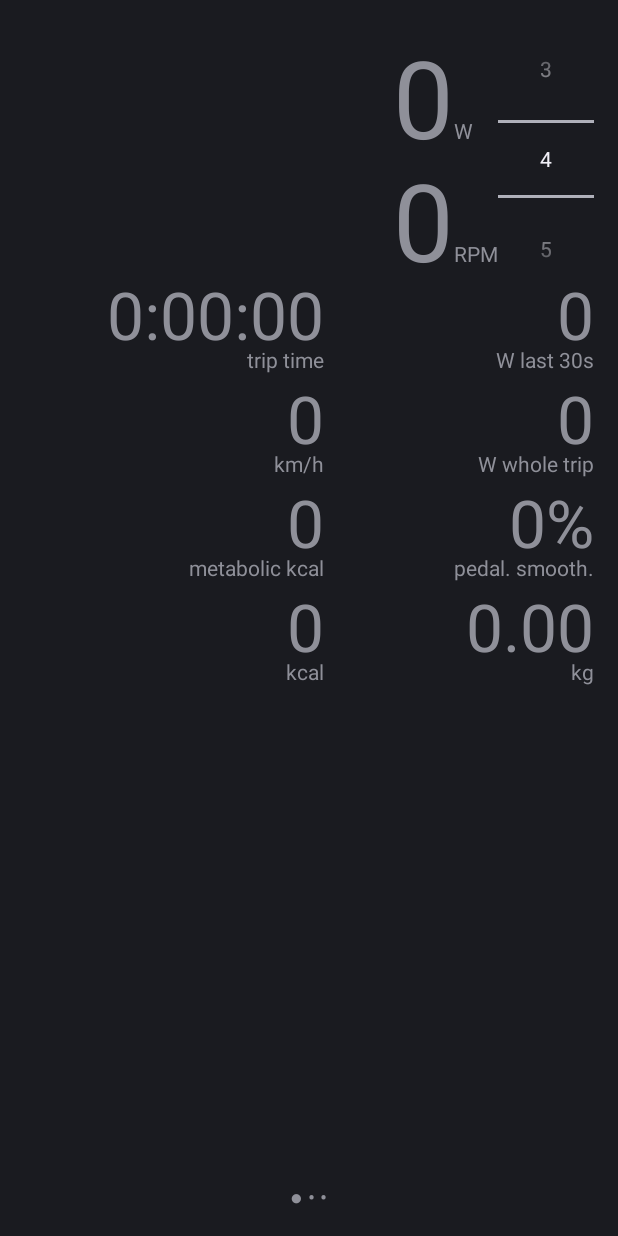
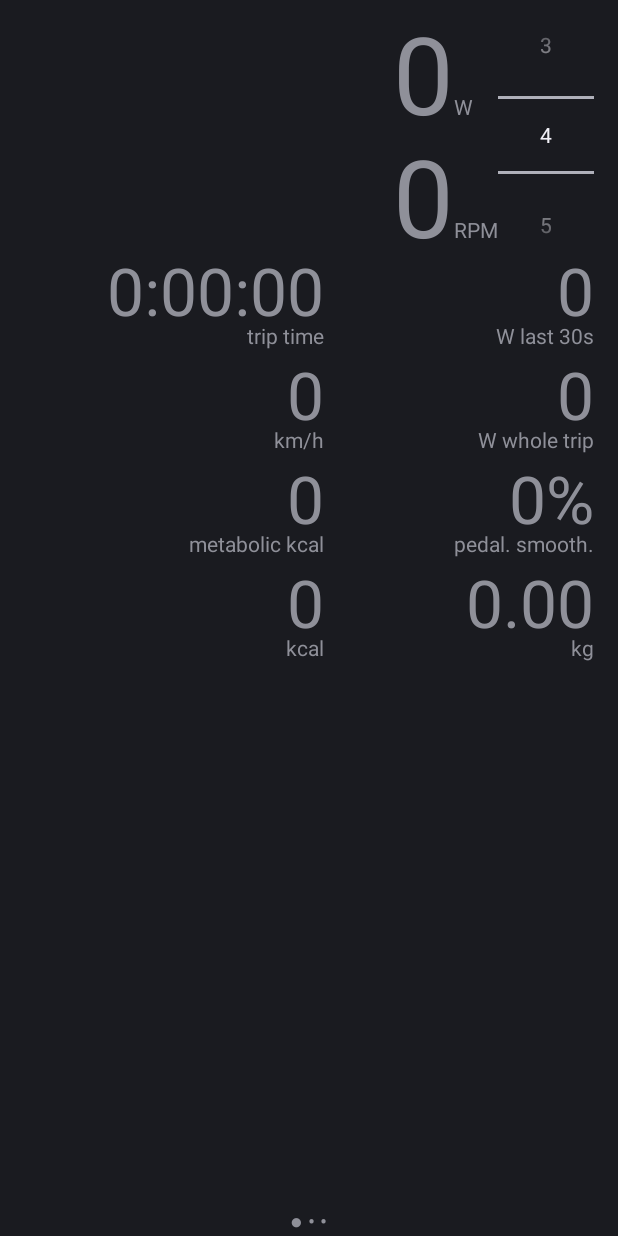
Before and after one commit to rrrlasse/powerino, an Android app: the MainActivity screen opened directly, with no data from a screen before it, on a phone screen of 412 x 824 dp. Run offline under Robolectric (Android 15) with nearby library versions, the phone set to English and light mode, and no system bars; 6 statements that could not run were skipped.

Commit message:
decreased top/bottom margin to support smaller screens

```diff
--- a/Android/app/src/main/res/layout/activity_main.xml
+++ b/Android/app/src/main/res/layout/activity_main.xml
@@ -4,14 +4,11 @@
 
     android:focusableInTouchMode="true"
     android:fillViewport="true"
-
     android:layout_width="match_parent"
     android:layout_height="match_parent"
-    android:paddingBottom="@dimen/activity_vertical_margin"
     android:paddingLeft="@dimen/activity_horizontal_margin"
     android:paddingRight="@dimen/activity_horizontal_margin"
-    android:paddingTop="@dimen/activity_vertical_margin" >
-
+ >
 
     <android.support.v4.view.ViewPager
         xmlns:android="http://schemas.android.com/apk/res/android"
```
Also changed, not shown: 1 other file.
